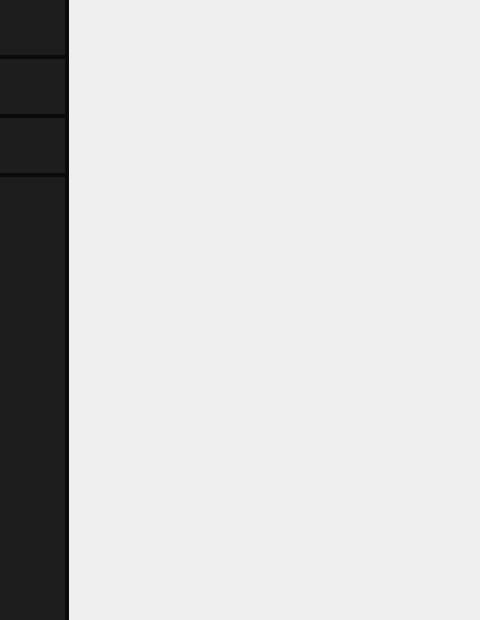
Qt form Lab2/Lab2_proj/ClientPart/purchasesmenu.ui (BohdanGunko/clientServetTcpIp) before a commit; both pictures show x 0 to 480 and y 0 to 620 of the 1292 by 620 pixel window.
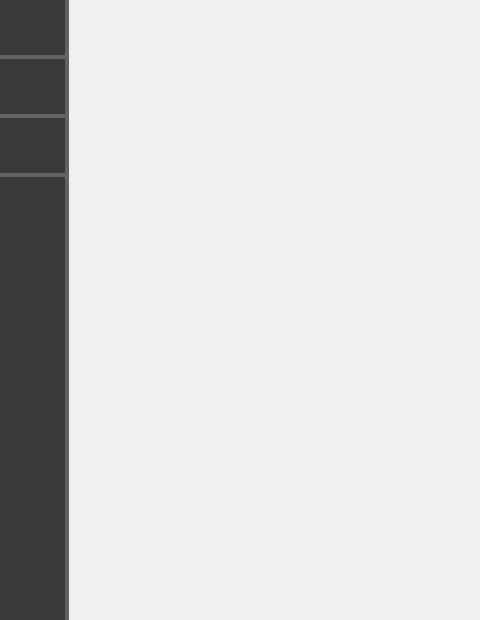
The same form after that commit.

Commit message: changed backgrounds and styles

What changed in the file:
```diff
--- a/Lab2/Lab2_proj/ClientPart/purchasesmenu.ui
+++ b/Lab2/Lab2_proj/ClientPart/purchasesmenu.ui
@@ -44,24 +44,22 @@
       <widget class="QWidget" name="SpacerMenuBlack" native="true">
        <property name="styleSheet">
         <string notr="true">QPushButton{
-	background-color: #1D1D1D;
+	background-color: rgba(29,29,29,150);
 	border:none;
 
 }
 
 
 #SpacerMenuBlack{
-	background-color:#0A0A0A;
+	background-color:rgba(0,0,0,150);;
+
 }
 
 #SpacerMenuGrey{
-	background-color:#1D1D1D;
+	background-color:rgba(29,29,29,150);
 }
 
-#stackedWidget{
-	background-color:#121212;;
-
-}</string>
+</string>
        </property>
        <layout class="QGridLayout" name="gridLayout_3">
         <property name="leftMargin">
```
The commit also changes 16 other files.
